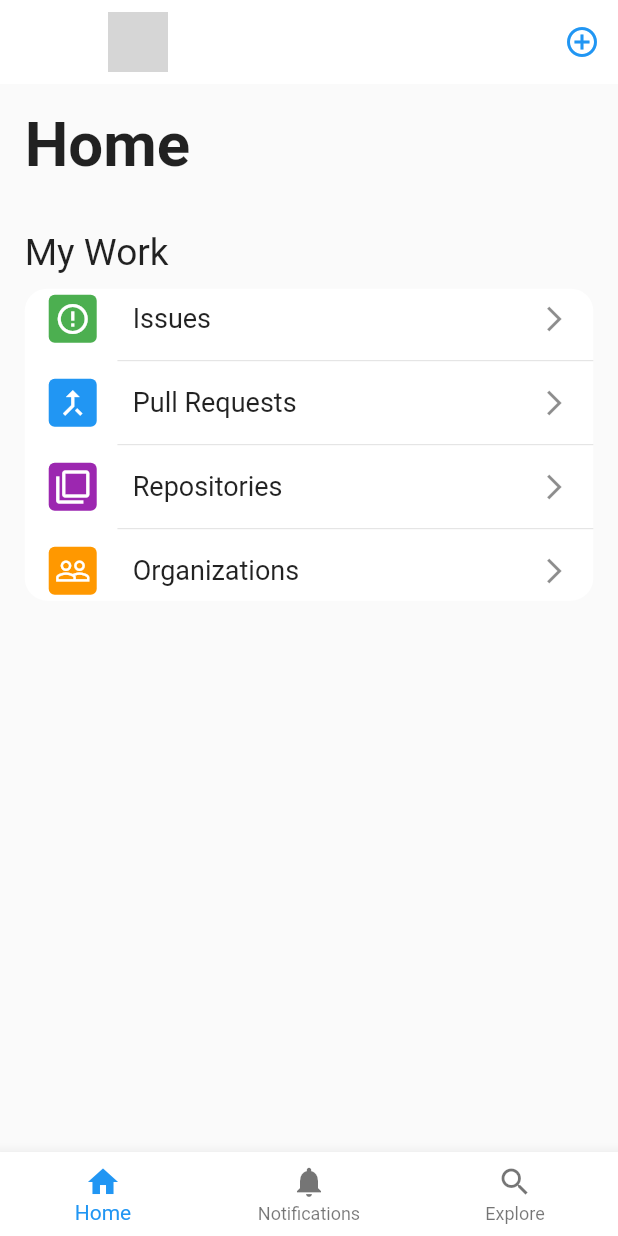
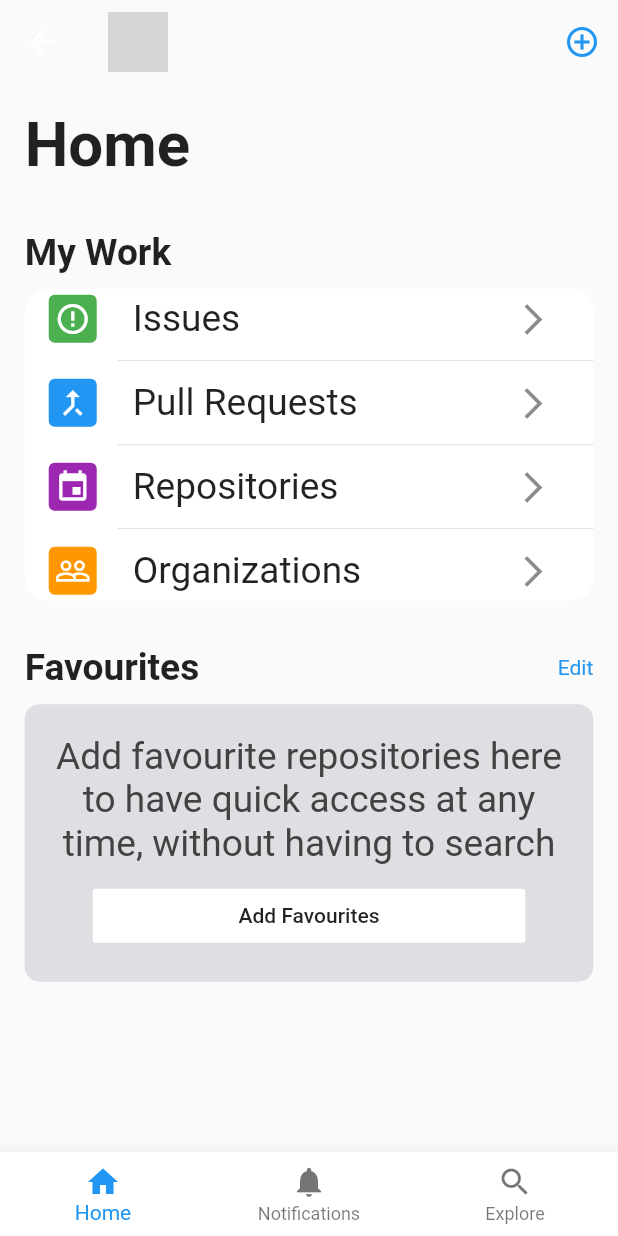
Before and after one commit to r0hnx/github_clone, a Flutter app: the HomePage screen opened directly, on a phone screen of 412 x 824 dp. Run offline on Flutter 3.47's test engine with Material 2 defaults, Android fonts, the phone set to English and light mode, and no system bars; network calls fail; grey boxes are pictures that could not be loaded.

Commit message:
added my favourites section widget to home screen

```diff
--- a/lib/screens/home.dart
+++ b/lib/screens/home.dart
@@ -12,13 +12,14 @@ class _HomePageState extends State<HomePage> {
   @override
   Widget build(BuildContext context) {
     double height = MediaQuery.of(context).size.height;
+    double width = MediaQuery.of(context).size.width;
     return Scaffold(
       appBar: AppBar(
         title: CircleAvatar(
           backgroundImage: NetworkImage("https://i.redd.it/6onq25y0sh311.jpg"),
           backgroundColor: Colors.transparent,
         ),
-        backgroundColor: Colors.white,
+        backgroundColor: Colors.grey[50],
         elevation: 0,
         actions: [
           IconButton(
@@ -27,36 +28,48 @@ class _HomePageState extends State<HomePage> {
           )
         ],
       ),
-      body: Container(
+      body: SingleChildScrollView(
+        child: Container(
           padding: EdgeInsets.all(height * 0.02),
-        child: Column(crossAxisAlignment: CrossAxisAlignment.start, children: [
+          child:
+              Column(crossAxisAlignment: CrossAxisAlignment.start, children: [
             Text(
               "Home",
-            style:
-                TextStyle(fontSize: height * 0.05, fontWeight: FontWeight.bold),
+              style: TextStyle(
+                  fontSize: height * 0.05, fontWeight: FontWeight.bold),
             ),
             SizedBox(
               height: height * 0.04,
             ),
             Text(
               "My Work",
-            style: TextStyle(fontSize: height * 0.03),
+              style: TextStyle(
+                  fontSize: height * 0.03, fontWeight: FontWeight.bold),
             ),
-          Padding(
-            padding: const EdgeInsets.only(top: 10.0),
-            child: Column(
-              children: [
             Container(
+                margin: const EdgeInsets.only(top: 10.0, bottom: 30.0),
                 decoration: BoxDecoration(
                   shape: BoxShape.rectangle,
                   borderRadius: BorderRadius.circular(15.0),
                   color: Colors.white,
                 ),
                 child: _myWork()),
-              ],
+            Row(children: [
+              Expanded(
+                child: Text(
+                  "Favourites",
+                  style: TextStyle(
+                      fontSize: height * 0.03, fontWeight: FontWeight.bold),
                 ),
               ),
+              Text(
+                "Edit",
+                style: TextStyle(color: Colors.blue),
+              )
             ]),
+            _favouritesSection(height, width)
+          ]),
+        ),
       ),
       bottomNavigationBar: BottomNavigationBar(
         backgroundColor: Colors.white,
@@ -88,39 +101,51 @@ class _HomePageState extends State<HomePage> {
     double width = MediaQuery.of(context).size.width;
     return (Column(
       children: [
-        _myWorkItem("Issues", Icon(
+        _myWorkItem(
+            "Issues",
+            Icon(
               Icons.error_outline,
               color: Colors.white,
-              ), Colors.green),
+            ),
+            Colors.green),
         Divider(
           indent: width * 0.15,
         ),
-        _myWorkItem("Pull Requests", Icon(
+        _myWorkItem(
+            "Pull Requests",
+            Icon(
               Icons.call_merge,
               color: Colors.white,
-              ), Colors.blue),
+            ),
+            Colors.blue),
         Divider(
           indent: width * 0.15,
         ),
-        _myWorkItem("Repositories", Icon(
-                Icons.filter_none,
+        _myWorkItem(
+            "Repositories",
+            Icon(
+              Icons.insert_invitation,
               color: Colors.white,
-              ), Colors.purple),
+            ),
+            Colors.purple),
         Divider(
           indent: width * 0.15,
         ),
-        _myWorkItem("Organizations", Icon(
+        _myWorkItem(
+            "Organizations",
+            Icon(
               Icons.people_outline,
               color: Colors.white,
-              ), Colors.orange),
+            ),
+            Colors.orange),
       ],
     ));
   }
 
 //my work item component
-  Widget _myWorkItem(String title,Icon icon,Color color){
-   return(
-      ListTile(
+  Widget _myWorkItem(String title, Icon icon, Color color) {
+    double height = MediaQuery.of(context).size.height;
+    return (ListTile(
       visualDensity: VisualDensity(horizontal: 0, vertical: -4),
       leading: Container(
           decoration: BoxDecoration(
@@ -132,13 +157,54 @@ class _HomePageState extends State<HomePage> {
           child: icon),
       title: Text(
         title,
-            style: TextStyle(fontSize: 18.0),
+        style: TextStyle(fontSize: height * 0.03),
       ),
-          trailing: Icon(
+      trailing: IconButton(
+        icon: Icon(
           Icons.arrow_forward_ios,
-            size: 20.0,
+          size: height * 0.03,
         ),
-        )
-   );
+        onPressed: () => print("next"),
+      ),
+      onTap: () => print("tapped"),
+    ));
+  }
+
+//favourites section Widget
+  Widget _favouritesSection(double height, double width) {
+    return Container(
+        margin: EdgeInsets.only(top: 10.0),
+        decoration: BoxDecoration(
+          shape: BoxShape.rectangle,
+          borderRadius: BorderRadius.circular(10.0),
+          color: Color.fromARGB(200,214, 215, 219),
+        ),
+        child: Padding(
+          padding: const EdgeInsets.all(20.0),
+          child: Column(
+              mainAxisAlignment: MainAxisAlignment.center,
+              crossAxisAlignment: CrossAxisAlignment.center,
+              children: [
+                Text(
+                  "Add favourite repositories here to have quick access at any time, without having to search",
+                  style: TextStyle(
+                    color: Colors.grey[800],
+                    fontSize: height * 0.03,
+                  ),
+                  textAlign: TextAlign.center,
+                ),
+                SizedBox(
+                  height: 10.0,
+                ),
+                ButtonTheme(
+                  minWidth: width * 0.7,
+                  child: FlatButton(
+                    onPressed: () => print("pressed"),
+                    child: Text("Add Favourites"),
+                    color: Colors.white,
+                  ),
+                ),
+              ]),
+        ));
   }
 }
```
Lines whose indentation alone changed are shown as unchanged.
